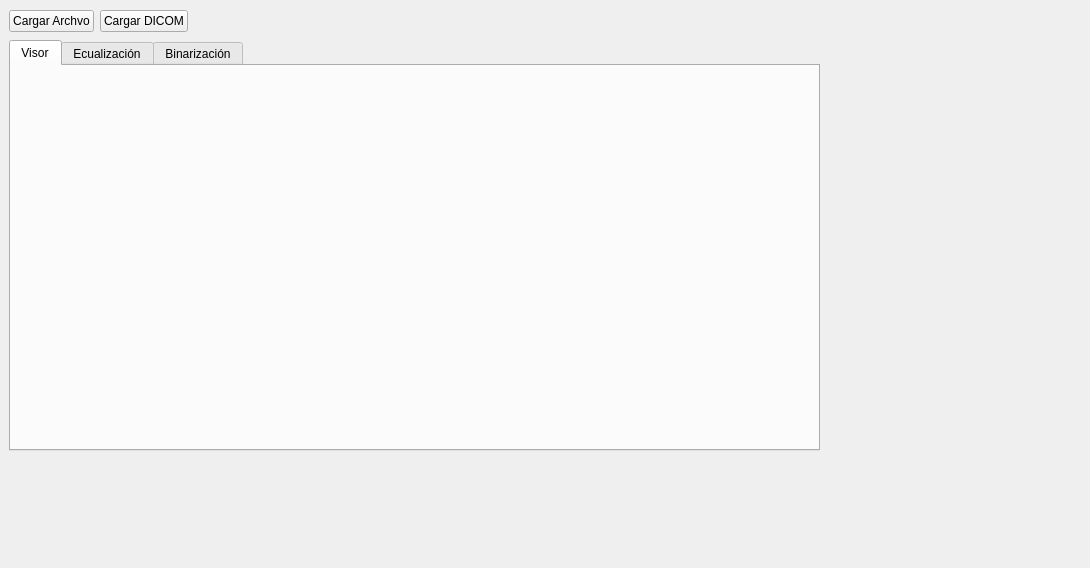
Above: ui/imagenes.ui from Lm4e/Proyecto_final before the change. Below: the same form after it.
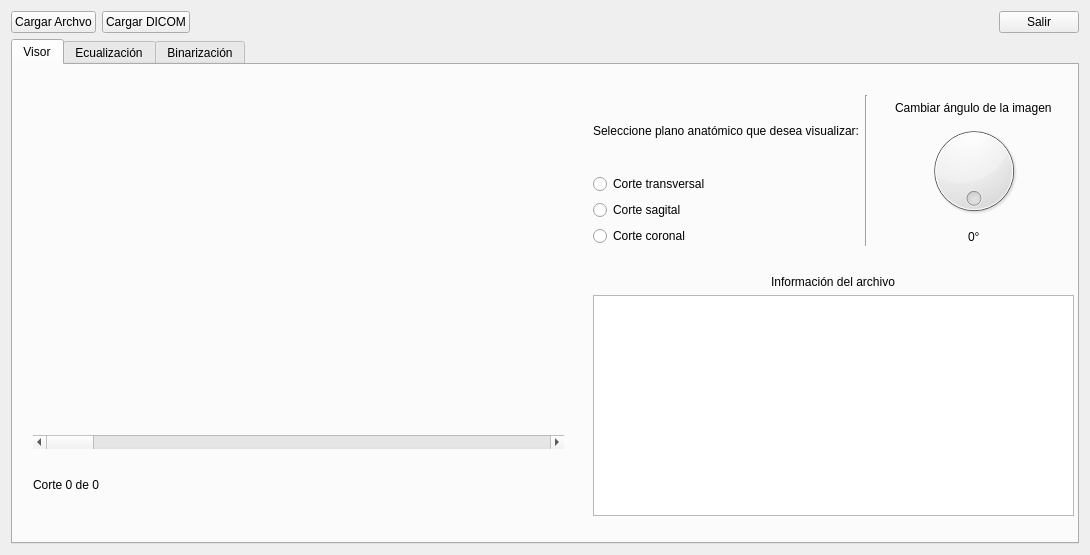
That is the form after the change.

Commit message: Cambios en imagenes.ui

What changed in the file:
```diff
--- a/ui/imagenes.ui
+++ b/ui/imagenes.ui
@@ -7,21 +7,14 @@
     <x>0</x>
     <y>0</y>
     <width>1090</width>
-    <height>568</height>
+    <height>555</height>
    </rect>
   </property>
   <property name="windowTitle">
    <string>Form</string>
   </property>
-  <widget class="QWidget" name="horizontalLayoutWidget">
-   <property name="geometry">
-    <rect>
-     <x>9</x>
-     <y>9</y>
-     <width>861</width>
-     <height>25</height>
-    </rect>
-   </property>
+  <layout class="QVBoxLayout" name="verticalLayout">
+   <item>
    <layout class="QHBoxLayout" name="horizontalLayout">
     <item>
      <widget class="QPushButton" name="btn_archivo">
@@ -50,17 +43,17 @@
       </property>
      </spacer>
     </item>
-   </layout>
-  </widget>
+     <item>
+      <widget class="QPushButton" name="salida_boton">
+       <property name="text">
+        <string>Salir</string>
+       </property>
+      </widget>
+     </item>
+    </layout>
+   </item>
+   <item>
   <widget class="QTabWidget" name="tabWidget">
-   <property name="geometry">
-    <rect>
-     <x>9</x>
-     <y>40</y>
-     <width>811</width>
-     <height>411</height>
-    </rect>
-   </property>
    <property name="currentIndex">
     <number>0</number>
    </property>
@@ -68,6 +61,164 @@
     <attribute name="title">
      <string>Visor</string>
     </attribute>
+      <widget class="QWidget" name="campo_visor" native="true">
+       <property name="geometry">
+        <rect>
+         <x>10</x>
+         <y>70</y>
+         <width>551</width>
+         <height>291</height>
+        </rect>
+       </property>
+       <widget class="QWidget" name="verticalLayoutWidget">
+        <property name="geometry">
+         <rect>
+          <x>10</x>
+          <y>10</y>
+          <width>531</width>
+          <height>271</height>
+         </rect>
+        </property>
+        <layout class="QVBoxLayout" name="verticalLayout_2"/>
+       </widget>
+      </widget>
+      <widget class="QWidget" name="horizontalLayoutWidget_2">
+       <property name="geometry">
+        <rect>
+         <x>580</x>
+         <y>30</y>
+         <width>481</width>
+         <height>151</height>
+        </rect>
+       </property>
+       <layout class="QHBoxLayout" name="horizontalLayout_2">
+        <item>
+         <layout class="QGridLayout" name="gridLayout">
+          <item row="0" column="0">
+           <layout class="QVBoxLayout" name="verticalLayout_3">
+            <item alignment="Qt::AlignLeft|Qt::AlignVCenter">
+             <widget class="QLabel" name="label">
+              <property name="text">
+               <string>Seleccione plano anatómico que desea visualizar:</string>
+              </property>
+             </widget>
+            </item>
+            <item>
+             <widget class="QRadioButton" name="rb_transversal">
+              <property name="mouseTracking">
+               <bool>true</bool>
+              </property>
+              <property name="text">
+               <string>Corte transversal</string>
+              </property>
+             </widget>
+            </item>
+            <item>
+             <widget class="QRadioButton" name="rb_sagital">
+              <property name="text">
+               <string>Corte sagital</string>
+              </property>
+             </widget>
+            </item>
+            <item>
+             <widget class="QRadioButton" name="rb_coronal">
+              <property name="text">
+               <string>Corte coronal</string>
+              </property>
+             </widget>
+            </item>
+           </layout>
+          </item>
+         </layout>
+        </item>
+        <item>
+         <widget class="Line" name="line">
+          <property name="orientation">
+           <enum>Qt::Vertical</enum>
+          </property>
+         </widget>
+        </item>
+        <item>
+         <layout class="QGridLayout" name="gridLayout_2">
+          <item row="2" column="0" alignment="Qt::AlignHCenter">
+           <widget class="QLabel" name="label_angulo">
+            <property name="text">
+             <string>0°</string>
+            </property>
+           </widget>
+          </item>
+          <item row="0" column="0" alignment="Qt::AlignHCenter|Qt::AlignBottom">
+           <widget class="QLabel" name="label_2">
+            <property name="text">
+             <string>Cambiar ángulo de la imagen</string>
+            </property>
+           </widget>
+          </item>
+          <item row="1" column="0">
+           <widget class="QDial" name="dial_angulo">
+            <property name="maximum">
+             <number>360</number>
+            </property>
+            <property name="wrapping">
+             <bool>true</bool>
+            </property>
+            <property name="notchesVisible">
+             <bool>false</bool>
+            </property>
+           </widget>
+          </item>
+         </layout>
+        </item>
+       </layout>
+      </widget>
+      <widget class="QWidget" name="verticalLayoutWidget_3">
+       <property name="geometry">
+        <rect>
+         <x>580</x>
+         <y>210</y>
+         <width>481</width>
+         <height>241</height>
+        </rect>
+       </property>
+       <layout class="QVBoxLayout" name="verticalLayout_4">
+        <item alignment="Qt::AlignHCenter|Qt::AlignVCenter">
+         <widget class="QLabel" name="label_4">
+          <property name="text">
+           <string>Información del archivo</string>
+          </property>
+         </widget>
+        </item>
+        <item>
+         <widget class="QTableWidget" name="tabla_info"/>
+        </item>
+       </layout>
+      </widget>
+      <widget class="QWidget" name="verticalLayoutWidget_4">
+       <property name="geometry">
+        <rect>
+         <x>20</x>
+         <y>370</y>
+         <width>531</width>
+         <height>80</height>
+        </rect>
+       </property>
+       <layout class="QVBoxLayout" name="verticalLayout_5">
+        <item>
+         <widget class="QScrollBar" name="scroll_corte">
+          <property name="orientation">
+           <enum>Qt::Horizontal</enum>
+          </property>
+         </widget>
+        </item>
+        <item>
+         <widget class="QLabel" name="label_corte">
+          <property name="text">
+           <string>Corte 0 de 0</string>
+          </property>
+         </widget>
+        </item>
+       </layout>
+      </widget>
    </widget>
    <widget class="QWidget" name="tab_2">
     <attribute name="title">
@@ -80,6 +231,8 @@
     </attribute>
    </widget>
   </widget>
+   </item>
+  </layout>
  </widget>
  <resources/>
  <connections/>
```
Lines whose indentation alone changed are shown as unchanged.
